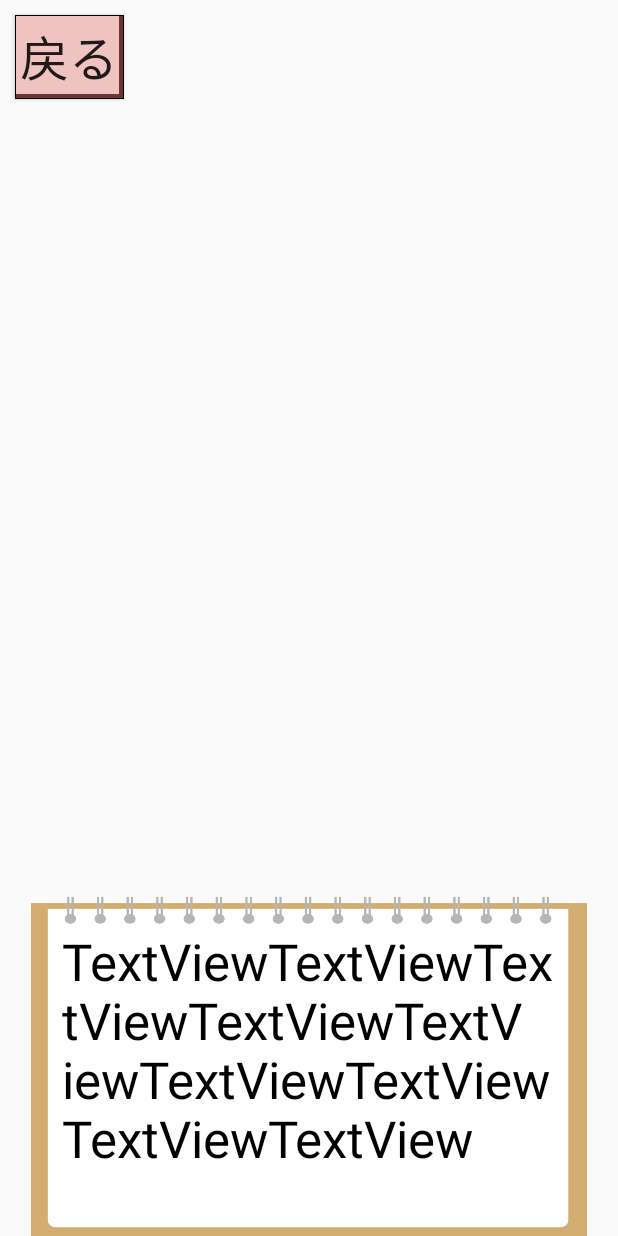
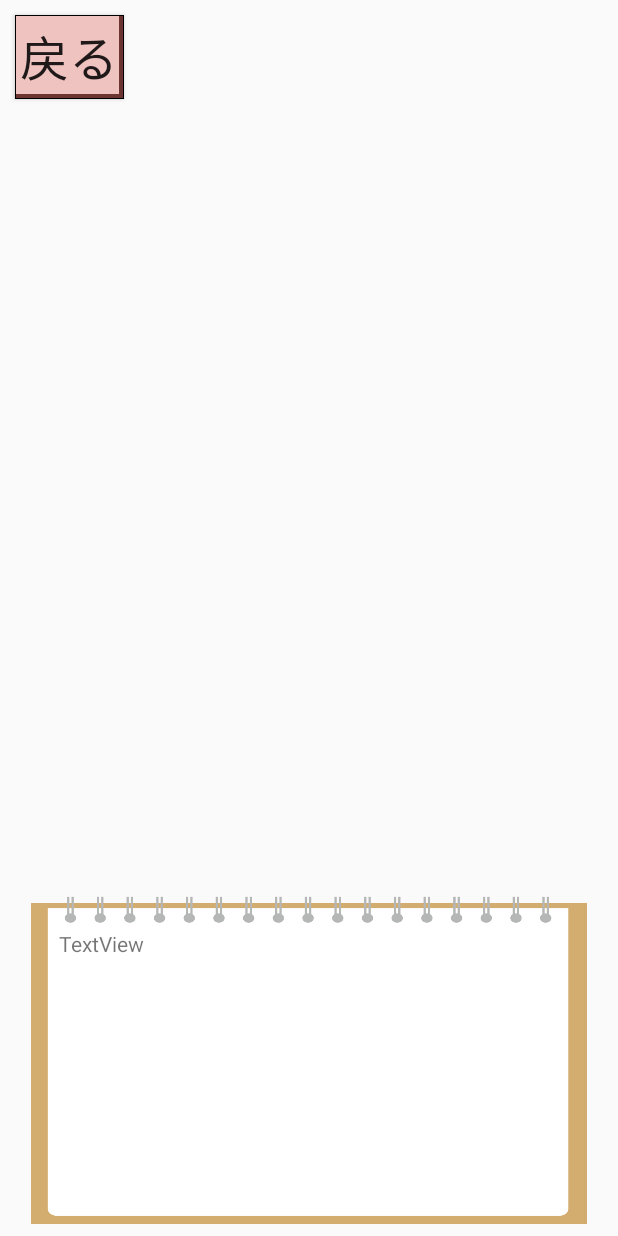
Before and after one commit to s19013/-, an Android app: the HowToPlayActivity screen opened directly, with no data from a screen before it, on a phone screen of 412 x 824 dp. Run offline under Robolectric (Android 15) with nearby library versions, the phone set to English and light mode, and no system bars.

Commit message:
やっぱりviewmodelやめた

```diff
--- a/project/Gobblet5/app/build.gradle
+++ b/project/Gobblet5/app/build.gradle
@@ -36,13 +36,13 @@ android {
 
 dependencies {
     implementation 'androidx.preference:preference:1.0.0'
+    implementation 'android.arch.lifecycle:extensions:1.1.1'// viewModelに必要
     implementation fileTree(dir: "libs", include: ["*.jar"])
     implementation "org.jetbrains.kotlin:kotlin-stdlib:$kotlin_version"
     implementation 'androidx.core:core-ktx:1.3.2'
     implementation 'androidx.appcompat:appcompat:1.2.0'
     implementation 'androidx.constraintlayout:constraintlayout:2.0.4'
-    implementation 'com.google.android.material:material:1.4.0'
-//    1.3.0を1.4.0に変えた
+    implementation 'com.google.android.material:material:1.4.0'//    1.3.0を1.4.0に変えた
     implementation 'androidx.navigation:navigation-fragment-ktx:2.3.0'
     implementation 'androidx.navigation:navigation-ui-ktx:2.3.0'
     implementation 'androidx.legacy:legacy-support-v4:1.0.0'
--- a/project/Gobblet5/app/src/main/java/com/example/gobblet5/HowToPlayActivity.kt
+++ b/project/Gobblet5/app/src/main/java/com/example/gobblet5/HowToPlayActivity.kt
@@ -1,20 +1,28 @@
 package com.example.gobblet5
 
+import android.os.Bundle
+import android.widget.TextView
 import androidx.appcompat.app.AppCompatActivity
-import android.os.Bundle
+import androidx.fragment.app.Fragment
 import kotlinx.android.synthetic.main.activity_how_to_play.*
 
 
 class HowToPlayActivity : AppCompatActivity() {
+    private var page =1
+
     override fun onCreate(savedInstanceState: Bundle?) {
         super.onCreate(savedInstanceState)
         setContentView(R.layout.activity_how_to_play)
-        fun setText(text:String){
-            TutorialText.text = text
-        }
+        //フラグメント生成
+        val textFragment = TutorialTextFragment()
+        val fragmentManager = this.supportFragmentManager
+        val fragmentTransaction = fragmentManager.beginTransaction()
+        fragmentTransaction.replace(R.id.containerOfTextFragment,textFragment)
+            .addToBackStack(null)
+            .commit()
+
+
     }
 
 
-
-
 }
--- /dev/null
+++ b/project/Gobblet5/app/src/main/java/com/example/gobblet5/OnBackKeyPressedListener.kt
@@ -0,0 +1,7 @@
+package com.example.gobblet5
+
+interface OnBackKeyPressedListener {
+    interface OnBackKeyPressedListener {
+        fun onBackPressed()
+    }
+}
--- /dev/null
+++ b/project/Gobblet5/app/src/main/java/com/example/gobblet5/TutorialTextFragment.kt
@@ -0,0 +1,73 @@
+package com.example.gobblet5
+
+import android.os.Bundle
+import android.util.Log
+import androidx.fragment.app.Fragment
+import android.view.LayoutInflater
+import android.view.View
+import android.view.ViewGroup
+import androidx.activity.addCallback
+import kotlinx.android.synthetic.main.activity_config.view.*
+import kotlinx.android.synthetic.main.activity_how_to_play.*
+import kotlinx.android.synthetic.main.fragment_tutorial_text.*
+import kotlinx.android.synthetic.main.fragment_tutorial_text.view.*
+
+// TODO: Rename parameter arguments, choose names that match
+// the fragment initialization parameters, e.g. ARG_ITEM_NUMBER
+private const val ARG_PARAM1 = "param1"
+private const val ARG_PARAM2 = "param2"
+
+/**
+ * A simple [Fragment] subclass.
+ * Use the [TutorialTextFragment.newInstance] factory method to
+ * create an instance of this fragment.
+ */
+class TutorialTextFragment : Fragment() {
+    // TODO: Rename and change types of parameters
+    private var param1: String? = null
+    private var param2: String? = null
+
+    override fun onCreate(savedInstanceState: Bundle?) {
+        super.onCreate(savedInstanceState)
+        arguments?.let {
+
+            param1 = it.getString(ARG_PARAM1)
+            param2 = it.getString(ARG_PARAM2)
+        }
+        val callback = requireActivity().onBackPressedDispatcher.addCallback(this) {
+            // Handle the back button event
+        }
+    }
+
+    override fun onCreateView(
+        inflater: LayoutInflater, container: ViewGroup?,
+        savedInstanceState: Bundle?
+    ): View? {
+        // Inflate the layout for this fragment
+        return inflater.inflate(R.layout.fragment_tutorial_text, container, false)
+    }
+
+    fun setTutorialText(text:String){
+        TutorialText.text=text
+    }
+
+    companion object {
+        /**
+         * Use this factory method to create a new instance of
+         * this fragment using the provided parameters.
+         *
+         * @param param1 Parameter 1.
+         * @param param2 Parameter 2.
+         * @return A new instance of fragment TutorialTextFragment.
+         */
+        // TODO: Rename and change types and number of parameters
+        @JvmStatic
+        fun newInstance(param1: String, param2: String) =
+            TutorialTextFragment().apply {
+                arguments = Bundle().apply {
+                    putString(ARG_PARAM1, param1)
+                    putString(ARG_PARAM2, param2)
+                }
+            }
+    }
+}
--- /dev/null
+++ b/project/Gobblet5/app/src/main/java/com/example/gobblet5/TutorialViewModel.kt
@@ -0,0 +1,7 @@
+package com.example.gobblet5
+
+import androidx.lifecycle.ViewModel
+
+class TutorialViewModel:ViewModel() {
+    var tutorialText:String = "sample text"
+}
--- a/project/Gobblet5/app/src/main/res/layout/activity_config.xml
+++ b/project/Gobblet5/app/src/main/res/layout/activity_config.xml
@@ -78,7 +78,7 @@
             </RadioGroup>
 
             <TextView
-                android:id="@+id/textView"
+                android:id="@+id/textView3"
                 android:layout_width="match_parent"
                 android:layout_height="wrap_content"
                 android:layout_marginLeft="20dp"
--- a/project/Gobblet5/app/src/main/res/layout/activity_how_to_play.xml
+++ b/project/Gobblet5/app/src/main/res/layout/activity_how_to_play.xml
@@ -69,13 +69,13 @@
         android:layout_width="wrap_content"
         android:layout_height="wrap_content"
         android:orientation="horizontal"
-        app:layout_constraintGuide_percent="1" />
+        app:layout_constraintGuide_percent="0.99" />
 
     <Button
         android:id="@+id/backButton"
         android:layout_width="0dp"
         android:layout_height="0dp"
-        android:layout_marginLeft="10dp"
+        android:layout_marginStart="10dp"
         android:layout_marginTop="10dp"
         android:autoSizeTextType="uniform"
         android:background="@drawable/back_btn_style"
@@ -87,43 +87,16 @@
         app:layout_constraintTop_toTopOf="parent"
         app:layout_constraintVertical_bias="0.023" />
 
-    <ImageView
-        android:id="@+id/imageView3"
+    <FrameLayout
+        android:id="@+id/containerOfTextFragment"
         android:layout_width="0dp"
         android:layout_height="0dp"
-        android:scaleType="fitXY"
-        app:layout_constraintHorizontal_bias="0.05"
+        app:layout_constraintBottom_toTopOf="@id/guidelineH4"
         app:layout_constraintLeft_toRightOf="@+id/guidelineV1"
         app:layout_constraintRight_toLeftOf="@+id/guidelineV4"
-        app:layout_constraintTop_toBottomOf="@+id/guidelineH2"
-        app:layout_constraintBottom_toTopOf="@id/guidelineH4"
-        app:srcCompat="@drawable/note2" />
-
-    <TextView
-        android:id="@+id/TutorialText"
-        android:layout_width="0dp"
-        android:layout_height="0dp"
-        android:text="TextViewTextViewTextViewTextViewTextViewTextViewTextViewTextViewTextView"
-        android:textColor="@android:color/black"
-        android:textSize="34sp"
-        app:layout_constraintBottom_toBottomOf="parent"
-        app:layout_constraintEnd_toStartOf="@+id/guidelineV5"
-        app:layout_constraintHorizontal_bias="0.0"
-        app:layout_constraintStart_toStartOf="@+id/guidelineV2"
-        app:layout_constraintTop_toTopOf="@+id/guidelineH3"
-        app:layout_constraintVertical_bias="1.0" />
+        app:layout_constraintTop_toBottomOf="@+id/guidelineH2"/>
 
 
-    <!--    <fragment-->
-    <!--        android:id="@+id/textFragment"-->
-    <!--        android:name="com.example.gobblet5.TutorialTextFragment"-->
-    <!--        android:layout_width="0dp"-->
-    <!--        android:layout_height="0dp"-->
-    <!--        android:background="@android:color/black"-->
-    <!--        app:layout_constraintBottom_toBottomOf="parent"-->
-    <!--        app:layout_constraintEnd_toStartOf="@+id/ButtonGuidelineV4"-->
-    <!--        app:layout_constraintStart_toStartOf="@+id/ButtonGuidelineV3"-->
-    <!--        app:layout_constraintTop_toTopOf="@+id/ButtonGuidelineH2"-->
-    <!--        tools:layout="@layout/fragment_tutorial_text" />-->
+
 
 </androidx.constraintlayout.widget.ConstraintLayout>
--- /dev/null
+++ b/project/Gobblet5/app/src/main/res/layout/fragment_tutorial_text.xml
@@ -0,0 +1,48 @@
+<?xml version="1.0" encoding="utf-8"?>
+<androidx.constraintlayout.widget.ConstraintLayout xmlns:android="http://schemas.android.com/apk/res/android"
+    xmlns:app="http://schemas.android.com/apk/res-auto"
+    xmlns:tools="http://schemas.android.com/tools"
+    android:id="@+id/ConstraintLayout"
+    android:layout_width="match_parent"
+    android:layout_height="match_parent"
+    android:background="@drawable/background_note"
+    tools:context=".TutorialTextFragment" >
+
+    <TextView
+        android:id="@+id/TutorialText"
+        android:layout_width="0dp"
+        android:layout_height="0dp"
+        android:text="TextView"
+        app:layout_constraintBottom_toTopOf="@+id/guideline3"
+        app:layout_constraintEnd_toStartOf="@+id/guideline7"
+        app:layout_constraintStart_toStartOf="@+id/guideline4"
+        app:layout_constraintTop_toTopOf="@+id/guideline2" />
+
+    <androidx.constraintlayout.widget.Guideline
+        android:id="@+id/guideline4"
+        android:layout_width="wrap_content"
+        android:layout_height="wrap_content"
+        android:orientation="vertical"
+        app:layout_constraintGuide_percent="0.05" />
+
+    <androidx.constraintlayout.widget.Guideline
+        android:id="@+id/guideline7"
+        android:layout_width="wrap_content"
+        android:layout_height="wrap_content"
+        android:orientation="vertical"
+        app:layout_constraintGuide_percent="0.95" />
+
+    <androidx.constraintlayout.widget.Guideline
+        android:id="@+id/guideline2"
+        android:layout_width="wrap_content"
+        android:layout_height="wrap_content"
+        android:orientation="horizontal"
+        app:layout_constraintGuide_percent="0.1" />
+
+    <androidx.constraintlayout.widget.Guideline
+        android:id="@+id/guideline3"
+        android:layout_width="wrap_content"
+        android:layout_height="wrap_content"
+        android:orientation="horizontal"
+        app:layout_constraintGuide_percent="0.96" />
+</androidx.constraintlayout.widget.ConstraintLayout>
--- a/project/Gobblet5/app/src/main/res/layout/popup_config.xml
+++ b/project/Gobblet5/app/src/main/res/layout/popup_config.xml
@@ -59,7 +59,7 @@
             android:orientation="vertical">
 
             <TextView
-                android:id="@+id/textView2"
+                android:id="@+id/SeText"
                 android:layout_width="match_parent"
                 android:layout_height="match_parent"
                 android:layout_marginStart="20dp"
@@ -109,7 +109,7 @@
             android:orientation="vertical">
 
             <TextView
-                android:id="@+id/textView"
+                android:id="@+id/BgmText"
                 android:layout_width="match_parent"
                 android:layout_height="match_parent"
                 android:layout_marginLeft="20dp"
--- a/project/Gobblet5/app/src/main/res/layout/popup_config_bu.xml
+++ b/project/Gobblet5/app/src/main/res/layout/popup_config_bu.xml
@@ -58,7 +58,7 @@
             android:orientation="vertical">
 
             <TextView
-                android:id="@+id/textView2"
+                android:id="@+id/SeText"
                 android:layout_width="match_parent"
                 android:layout_height="match_parent"
                 android:layout_marginStart="20dp"
@@ -98,7 +98,7 @@
             </RadioGroup>
 
             <TextView
-                android:id="@+id/textView"
+                android:id="@+id/BgmText"
                 android:layout_width="match_parent"
                 android:layout_height="match_parent"
                 android:layout_marginLeft="20dp"
--- a/project/Gobblet5/app/src/main/res/values/strings.xml
+++ b/project/Gobblet5/app/src/main/res/values/strings.xml
@@ -12,4 +12,18 @@
     <string name="hello_second_fragment">Hello second fragment. Arg: %1$s</string>
     <!-- TODO: Remove or change this placeholder text -->
     <string name="hello_blank_fragment">Hello blank fragment</string>
+    <!-- Preference Titles -->
+    <string name="messages_header">Messages</string>
+    <string name="sync_header">Sync</string>
+
+    <!-- Messages Preferences -->
+    <string name="signature_title">Your signature</string>
+    <string name="reply_title">Default reply action</string>
+
+    <!-- Sync Preferences -->
+    <string name="sync_title">Sync email periodically</string>
+    <string name="attachment_title">Download incoming attachments</string>
+    <string name="attachment_summary_on">Automatically download attachments for incoming emails
+    </string>
+    <string name="attachment_summary_off">Only download attachments when manually requested</string>
 </resources>
```
